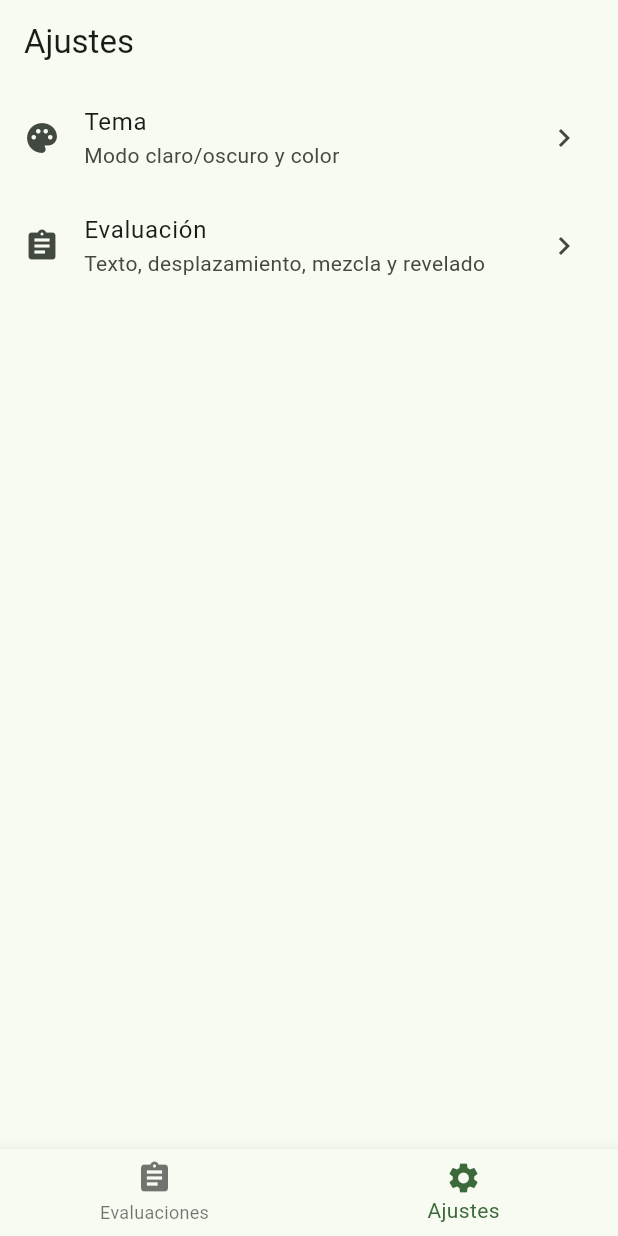
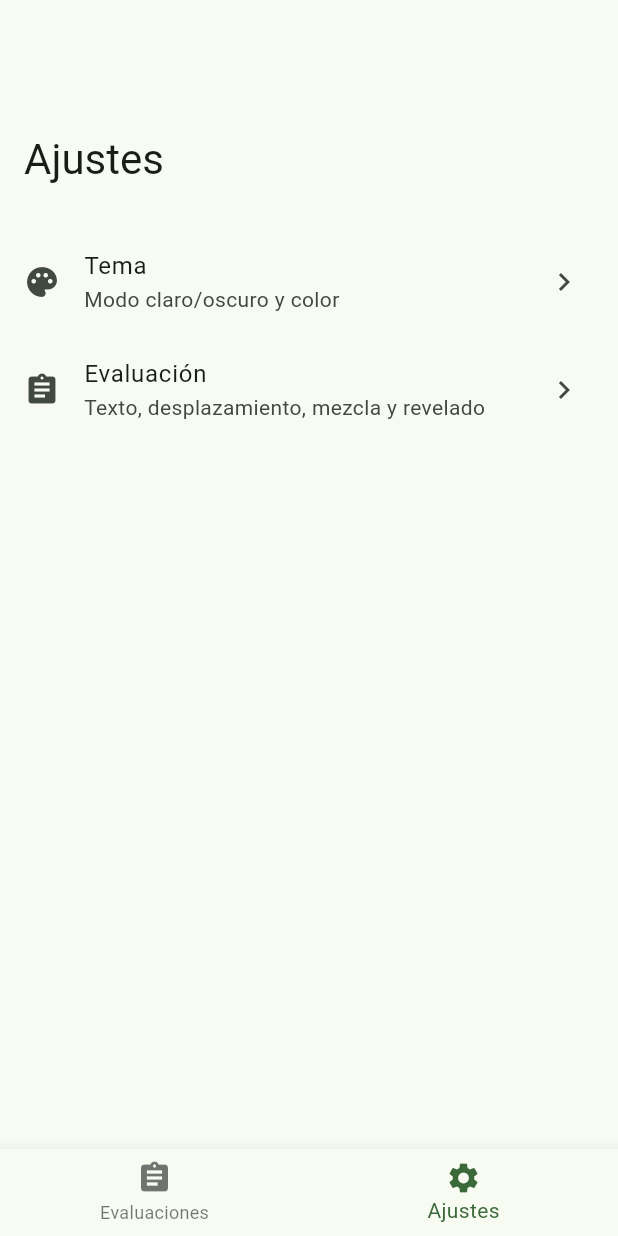
Before and after one commit to cybergaala/evaluator, a Flutter app: the screen it shows after launch, swiped to page 2, on a phone screen of 412 x 824 dp. Run offline on Flutter 3.47's test engine with Material 3 defaults, Android fonts, the phone set to English and light mode, and no system bars; our stand-ins replace easy_refresh, get, shared_preferences.

Commit message:
feat(settings): show the Ajustes title expanded like Evaluaciones

```diff
--- a/lib/presentation/pages/settings_page.dart
+++ b/lib/presentation/pages/settings_page.dart
@@ -10,8 +10,11 @@ class SettingsPage extends StatelessWidget {
   @override
   Widget build(BuildContext context) {
     return Scaffold(
-      appBar: AppBar(title: const Text('Ajustes')),
-      body: ListView(
+      // Large title like the Evaluaciones tab.
+      body: CustomScrollView(
+        slivers: [
+          const SliverAppBar.large(title: Text('Ajustes')),
+          SliverList.list(
             children: [
               ListTile(
                 leading: const Icon(Icons.palette),
@@ -23,9 +26,13 @@ class SettingsPage extends StatelessWidget {
               ListTile(
                 leading: const Icon(Icons.assignment),
                 title: const Text('Evaluación'),
-            subtitle: const Text('Texto, desplazamiento, mezcla y revelado'),
+                subtitle: const Text(
+                  'Texto, desplazamiento, mezcla y revelado',
+                ),
                 trailing: const Icon(Icons.chevron_right),
                 onTap: () => Get.to(() => const _EvaluationSettingsPage()),
+              ),
+            ],
           ),
         ],
       ),
```
Lines whose indentation alone changed are shown as unchanged.
